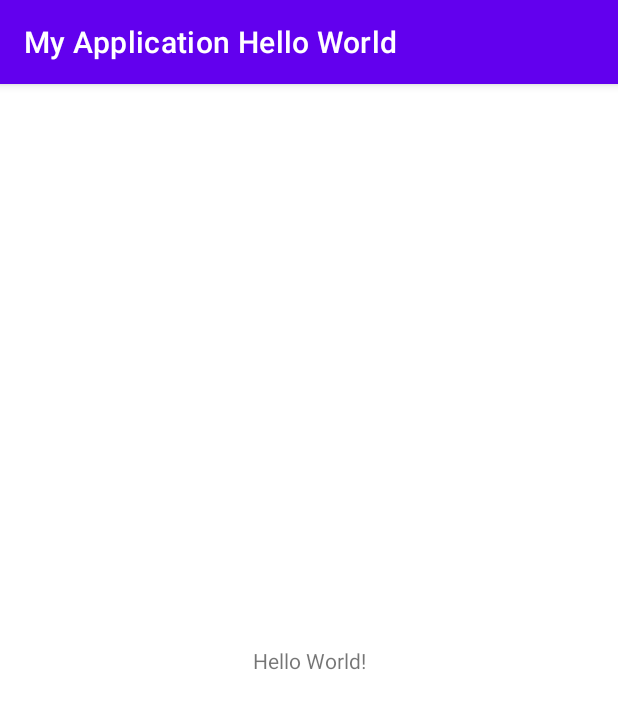
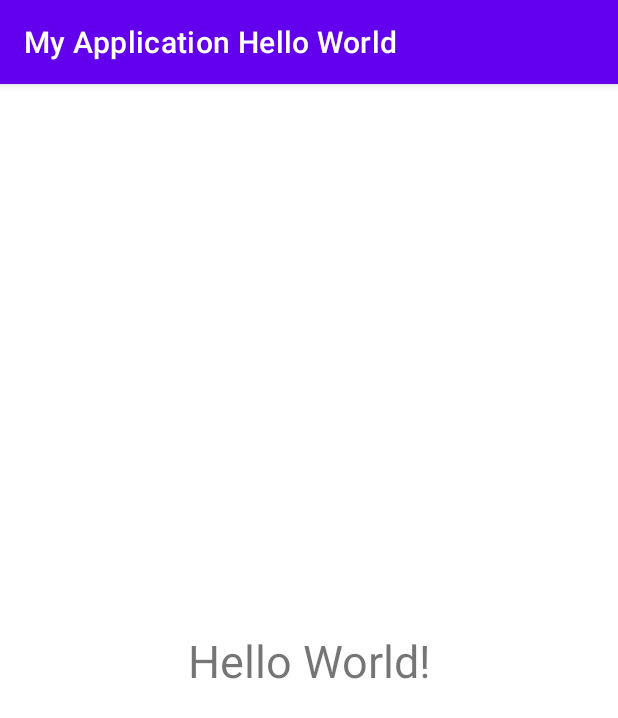
Before and after one commit to digihealthAbhi/hello-world, an Android app: the screen it shows after launch (MainActivity), on a phone screen of 412 x 824 dp. Shown: the top 718 px of the screen. Run offline under Robolectric (Android 15) with nearby library versions, the phone set to English and light mode, and no system bars.

Commit message:
text size increased

```diff
--- a/app/src/main/res/layout/activity_main.xml
+++ b/app/src/main/res/layout/activity_main.xml
@@ -7,9 +7,11 @@
     tools:context=".MainActivity">
 
     <TextView
-        android:layout_width="wrap_content"
-        android:layout_height="wrap_content"
+        android:layout_width="178dp"
+        android:layout_height="67dp"
+        android:gravity="center"
         android:text="Hello World!"
+        android:textSize="30sp"
         app:layout_constraintBottom_toBottomOf="parent"
         app:layout_constraintLeft_toLeftOf="parent"
         app:layout_constraintRight_toRightOf="parent"
```
